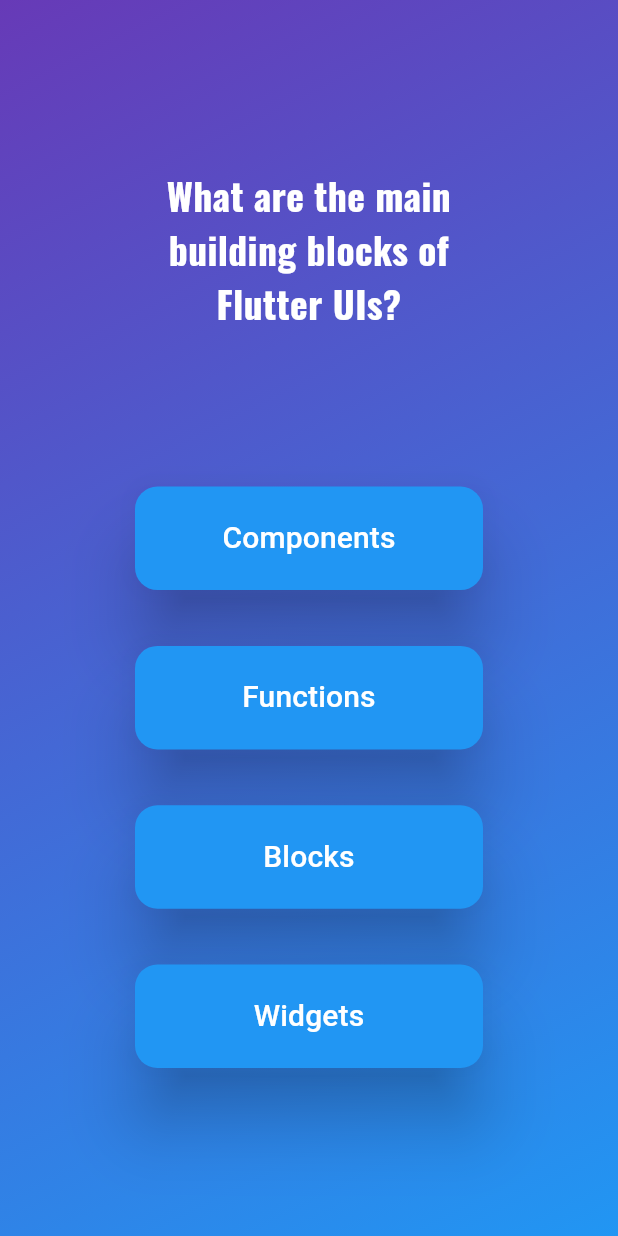
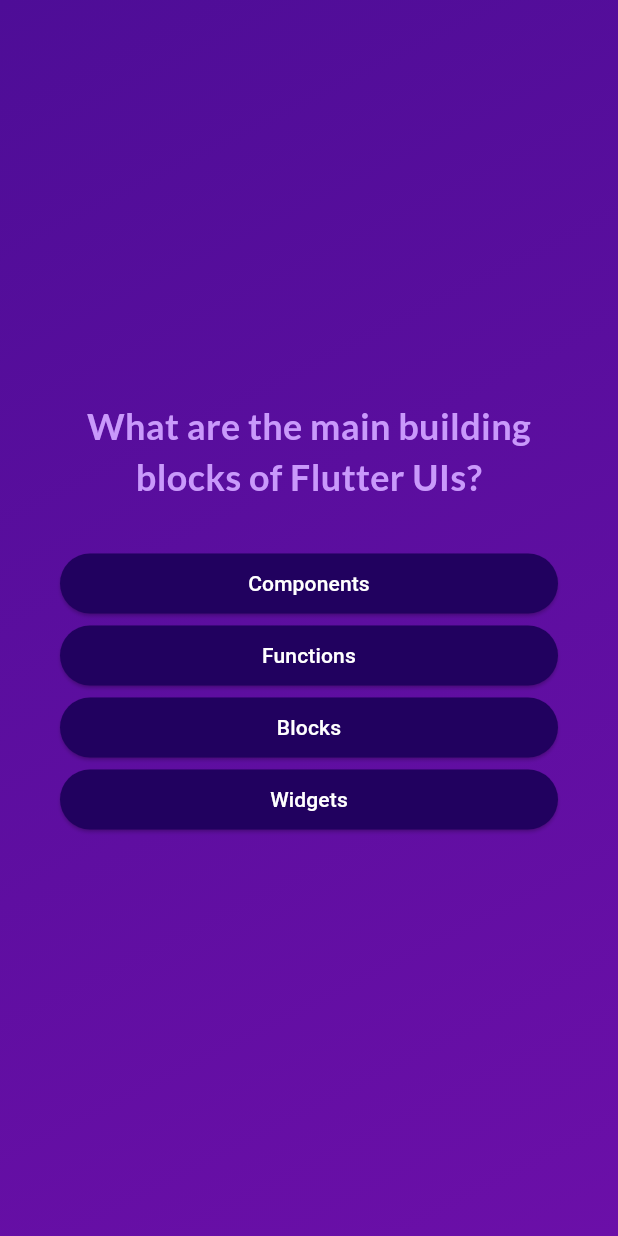
Before and after one commit to GitKaran01/QUIZ_APP, a Flutter app: the screen it shows after launch, after a tap on "Start Quiz", on a phone screen of 412 x 824 dp. Run offline on Flutter 3.47's test engine with Material 3 defaults, Android fonts, the phone set to English and light mode, and no system bars; our stand-ins replace google_fonts.

Commit message:
Sir quiz app code

```diff
--- /dev/null
+++ b/errors_solution.txt
@@ -0,0 +1,3 @@
+install latest visual c++ if emulator not run.
+Delete pubsec.lock and run flutter pub get if any issue occurs.
+Snippet Suggestions settings to off suggetions in vs code. us inline to have suggetions in a line only.
--- a/lib/answer_button.dart
+++ b/lib/answer_button.dart
@@ -1,26 +1,32 @@
 import 'package:flutter/material.dart';
 
 class AnswerButton extends StatelessWidget {
-  const AnswerButton(
-      {super.key, required this.answerText, required this.onTap});
+  const AnswerButton({
+    super.key,
+    required this.answerText,
+    required this.onTap,
+  });
 
   final String answerText;
   final void Function() onTap;
 
   @override
-  Widget build(context) {
+  Widget build(BuildContext context) {
     return ElevatedButton(
       onPressed: onTap,
       style: ElevatedButton.styleFrom(
-          padding: EdgeInsets.only(top: 20, bottom: 20),
-          backgroundColor: Colors.blue,
-          foregroundColor: Colors.white,
-          shape:
-              RoundedRectangleBorder(borderRadius: BorderRadius.circular(15)),
-          elevation: 20),
+        padding: const EdgeInsets.symmetric(
+          vertical: 10,
+          horizontal: 40,
+        ),
+        backgroundColor: const Color.fromARGB(255, 33, 1, 95),
+        foregroundColor: Colors.white,
+        shape: RoundedRectangleBorder(
+          borderRadius: BorderRadius.circular(40),
+        ),
+      ),
       child: Text(
         answerText,
-        style: TextStyle(fontSize: 20),
         textAlign: TextAlign.center,
       ),
     );
--- a/lib/data/questions.dart
+++ b/lib/data/questions.dart
@@ -1,4 +1,5 @@
-import 'package:quiz_app/models/quiz_questions.dart';
+
+import '../models/quiz_question.dart';
 
 const questions = [
   QuizQuestion(
@@ -17,7 +18,7 @@ const questions = [
     'By using XCode for iOS and Android Studio for Android',
   ]),
   QuizQuestion(
-    'Whats the purpose of a StatefulWidget?',
+    'What\'s the purpose of a StatefulWidget?',
     [
       'Update UI as data changes',
       'Update data as UI changes',
--- a/lib/main.dart
+++ b/lib/main.dart
@@ -1,8 +1,7 @@
 import 'package:flutter/material.dart';
+
 import 'package:quiz_app/quiz.dart';
 
 void main() {
-  runApp(
-   Quiz(),
-  );
+  runApp(const Quiz());
 }
--- /dev/null
+++ b/lib/models/quiz_question.dart
@@ -0,0 +1,12 @@
+class QuizQuestion {
+  const QuizQuestion(this.text, this.answers);
+
+  final String text;
+  final List<String> answers;
+
+  List<String> get shuffledAnswers {
+    final shuffledList = List.of(answers);
+    shuffledList.shuffle();
+    return shuffledList;
+  }
+}
--- a/lib/models/quiz_questions.dart
+++ /dev/null
@@ -1,17 +0,0 @@
-class QuizQuestion {
-  const QuizQuestion(this.text, this.answers);
-
-  final String text;
-  final List<String> answers;
-
-  List<String> getShuffledAnswers() {
-    final shuffledList = List.of(answers);
-    // final assures u can't reassign the variable.
-    shuffledList.shuffle();
-    return shuffledList;
-
-    // final List.of(answers).shuffle();
-    // here we copied the list and shuffled it.
-    // we are calling a method on the result of function of another method.
-  }
-}
--- a/lib/questions._screen.dart
+++ /dev/null
@@ -1,74 +0,0 @@
-import 'package:flutter/material.dart';
-import 'package:quiz_app/answer_button.dart';
-import 'package:quiz_app/data/questions.dart';
-import 'package:google_fonts/google_fonts.dart';
-
-class QuestionsScreen extends StatefulWidget {
-  const QuestionsScreen({super.key, required this.onSelectAnswer});
-
-  final void Function(String answer) onSelectAnswer;
-
-  @override
-  State<QuestionsScreen> createState() {
-    return _QuestionsScreen();
-  }
-}
-
-class _QuestionsScreen extends State<QuestionsScreen> {
-  var currentQuestionIndex = 0;
-
-  answerQuestion(String selectedAnswer) {
-    widget.onSelectAnswer(selectedAnswer);
-    // currentQuestionIndex = currentQuestionIndex + 1;
-    // currentQuestionIndex += 1;
-    setState(() {
-      currentQuestionIndex++; // increment by 1;
-    });
-  }
-
-  @override
-  Widget build(context) {
-    final currentQuestion = questions[currentQuestionIndex];
-
-    return Center(
-      child: SizedBox(
-        width: double.infinity,
-        height: 600,
-        child: Container(
-          margin: EdgeInsets.only(left: 90, right: 90),
-          child: Column(
-            mainAxisAlignment: MainAxisAlignment.spaceBetween,
-            crossAxisAlignment: CrossAxisAlignment.stretch,
-            children: [
-              Text(
-                currentQuestion.text,
-                style: GoogleFonts.oswald(
-                    color: Colors.white,
-                    fontSize: 25,
-                    fontWeight: FontWeight.bold),
-                textAlign: TextAlign.center,
-              ),
-
-              SizedBox(height: 30),
-
-              ...currentQuestion.getShuffledAnswers().map((answer) {
-                // ...currentQuestion.answers.map((answer) {
-
-                // We will apply shuffle function here, it changes the original data.
-                // while ... spread function doesn't
-                return AnswerButton(
-                  answerText: answer,
-                  onTap: () {
-                    answerQuestion(answer);
-                  },
-                );
-              })
-              // Now answer buttons will get created dynamically according to the number of questions given.
-              // Mapping list using spread operator
-            ],
-          ),
-        ),
-      ),
-    );
-  }
-}
--- /dev/null
+++ b/lib/questions_screen.dart
@@ -0,0 +1,68 @@
+import 'package:flutter/material.dart';
+import 'package:google_fonts/google_fonts.dart';
+import 'package:quiz_app/answer_button.dart';
+import 'package:quiz_app/data/questions.dart';
+
+
+class QuestionsScreen extends StatefulWidget {
+  const QuestionsScreen({
+    super.key,
+    required this.onSelectAnswer,
+  });
+
+  final void Function(String answer) onSelectAnswer;
+
+  @override
+  State<QuestionsScreen> createState() {
+    return _QuestionsScreenState();
+  }
+}
+
+class _QuestionsScreenState extends State<QuestionsScreen> {
+  var currentQuestionIndex = 0;
+
+  void answerQuestion(String selectedAnswer) {
+    widget.onSelectAnswer(selectedAnswer);
+    // currentQuestionIndex = currentQuestionIndex + 1;
+    // currentQuestionIndex += 1;
+    setState(() {
+      currentQuestionIndex++; // increments the value by 1
+    });
+  }
+
+  @override
+  Widget build(context) {
+    final currentQuestion = questions[currentQuestionIndex];
+
+    return SizedBox(
+      width: double.infinity,
+      child: Container(
+        margin: const EdgeInsets.all(40),
+        child: Column(
+          mainAxisAlignment: MainAxisAlignment.center,
+          crossAxisAlignment: CrossAxisAlignment.stretch,
+          children: [
+            Text(
+              currentQuestion.text,
+              style: GoogleFonts.lato(
+                color: const Color.fromARGB(255, 201, 153, 251),
+                fontSize: 24,
+                fontWeight: FontWeight.bold,
+              ),
+              textAlign: TextAlign.center,
+            ),
+            const SizedBox(height: 30),
+            ...currentQuestion.shuffledAnswers.map((answer) {
+              return AnswerButton(
+                answerText: answer,
+                onTap: () {
+                  answerQuestion(answer);
+                },
+              );
+            })
+          ],
+        ),
+      ),
+    );
+  }
+}
--- a/lib/quiz.dart
+++ b/lib/quiz.dart
@@ -1,67 +1,74 @@
 import 'package:flutter/material.dart';
 import 'package:quiz_app/data/questions.dart';
-import 'package:quiz_app/startscreen.dart';
-import 'package:quiz_app/questions._screen.dart';
+import 'package:quiz_app/questions_screen.dart';
 import 'package:quiz_app/results_screen.dart';
+import 'package:quiz_app/start_screen.dart';
+
 
 class Quiz extends StatefulWidget {
   const Quiz({super.key});
+
   @override
   State<Quiz> createState() {
-    return _Quiz();
+    return _QuizState();
   }
 }
 
-class _Quiz extends State<Quiz> {
-  List<String> selectedAnswers = [];
+class _QuizState extends State<Quiz> {
+  final List<String> _selectedAnswers = [];
+  var _activeScreen = 'start-screen';
 
-// final List<String> selectedAnswers = [];
-
-  // final is removed from the above bcz we want to reset it such that we again don't land on the error page after the all the questions end.
-  // if not done this there would be more answers than questions and the below conditions would never be met again.
-
-  var currentScreen = 'startscreen';
-
-  void switchpage() {
+  void _switchScreen() {
     setState(() {
-      currentScreen = 'questionscreen';
+      _activeScreen = 'questions-screen';
     });
   }
 
-  void chooseAnswer(String answer) {
-    selectedAnswers.add(answer);
+  void _chooseAnswer(String answer) {
+    _selectedAnswers.add(answer);
 
-    if (selectedAnswers.length == questions.length) {
+    if (_selectedAnswers.length == questions.length) {
       setState(() {
-        currentScreen = 'result-screen';
-        // currentScreen = 'startscreen'; it was for testing purpose.
+        _activeScreen = 'results-screen';
       });
     }
   }
 
+  void restartQuiz() {
+    setState(() {
+      _activeScreen = 'questions-screen';
+    });
+  }
+
   @override
   Widget build(context) {
-    Widget screenWidget = Startscreen(switchpage);
+    Widget screenWidget = StartScreen(_switchScreen);
 
-    if (currentScreen == 'questionscreen') {
-      screenWidget = QuestionsScreen(onSelectAnswer: chooseAnswer);
+    if (_activeScreen == 'questions-screen') {
+      screenWidget = QuestionsScreen(
+        onSelectAnswer: _chooseAnswer,
+      );
     }
 
-    if (currentScreen == 'result-screen') {
+    if (_activeScreen == 'results-screen') {
       screenWidget = ResultsScreen(
-        choosenAnswers: selectedAnswers,
+        chosenAnswers: _selectedAnswers,
+        onRestart: restartQuiz,
       );
     }
 
     return MaterialApp(
-      debugShowCheckedModeBanner: false,
       home: Scaffold(
         body: Container(
-          decoration: BoxDecoration(
+          decoration: const BoxDecoration(
             gradient: LinearGradient(
-                colors: [Colors.deepPurple, Colors.blue],
-                begin: Alignment.topLeft,
-                end: Alignment.bottomRight),
+              colors: [
+                Color.fromARGB(255, 78, 13, 151),
+                Color.fromARGB(255, 107, 15, 168),
+              ],
+              begin: Alignment.topLeft,
+              end: Alignment.bottomRight,
+            ),
           ),
           child: screenWidget,
         ),
--- /dev/null
+++ b/lib/start_screen.dart
@@ -0,0 +1,48 @@
+import 'package:flutter/material.dart';
+import 'package:google_fonts/google_fonts.dart';
+
+class StartScreen extends StatelessWidget {
+  const StartScreen(this.startQuiz, {super.key});
+
+  final void Function() startQuiz;
+
+  @override
+  Widget build(context) {
+    return Center(
+      child: Column(
+        mainAxisSize: MainAxisSize.min,
+        children: [
+          Image.asset(
+            'assets/images/quiz-logo.png',
+            width: 300,
+            color: const Color.fromARGB(150, 255, 255, 255),
+          ),
+          // Opacity(
+          //   opacity: 0.6,
+          //   child: Image.asset(
+          //     'assets/images/quiz-logo.png',
+          //     width: 300,
+          //   ),
+          // ),
+          const SizedBox(height: 80),
+          Text(
+            'Learn Flutter the fun way!',
+            style: GoogleFonts.lato(
+              color: const Color.fromARGB(255, 237, 223, 252),
+              fontSize: 24,
+            ),
+          ),
+          const SizedBox(height: 30),
+          OutlinedButton.icon(
+            onPressed: startQuiz,
+            style: OutlinedButton.styleFrom(
+              foregroundColor: Colors.white,
+            ),
+            icon: const Icon(Icons.arrow_right_alt),
+            label: const Text('Start Quiz'),
+          )
+        ],
+      ),
+    );
+  }
+}
--- a/lib/startscreen.dart
+++ /dev/null
@@ -1,47 +0,0 @@
-import 'package:flutter/material.dart';
-import 'package:google_fonts/google_fonts.dart';
-
-class Startscreen extends StatelessWidget {
-  const Startscreen(this.fun, {super.key});
-
-  final void Function() fun;
-
-  @override
-  Widget build(context) {
-    return Center(
-      child: Column(
-        mainAxisSize: MainAxisSize.min,
-        children: [
-          SizedBox(
-            height: 50,
-          ),
-          Image.asset("assets/images/quiz-logo.png"),
-          SizedBox(
-            height: 25,
-          ),
-          SizedBox(
-            height: 20,
-          ),
-          Text(
-            "Learn flutter",
-            style: GoogleFonts.sixtyfour(fontSize: 30, color: Colors.white),
-          ),
-          SizedBox(
-            height: 50,
-          ),
-          ElevatedButton(
-            style: ElevatedButton.styleFrom(backgroundColor: Colors.white),
-            onPressed: () {
-              fun();
-            },
-            child: Text(
-              "Start Quiz",
-              style:
-                  GoogleFonts.ubuntu(fontSize: 30, fontWeight: FontWeight.bold),
-            ),
-          ),
-        ],
-      ),
-    );
-  }
-}
```
Also changed, not shown: lib/questions_summary.dart (deleted, +0 -54 lines), lib/questions_summary/question_identifier.dart (added, +35 -0 lines), lib/questions_summary/questions_summary.dart (added, +27 -0 lines), lib/questions_summary/summary_item.dart (added, +58 -0 lines), lib/results_screen.dart (+39 -26 lines).
